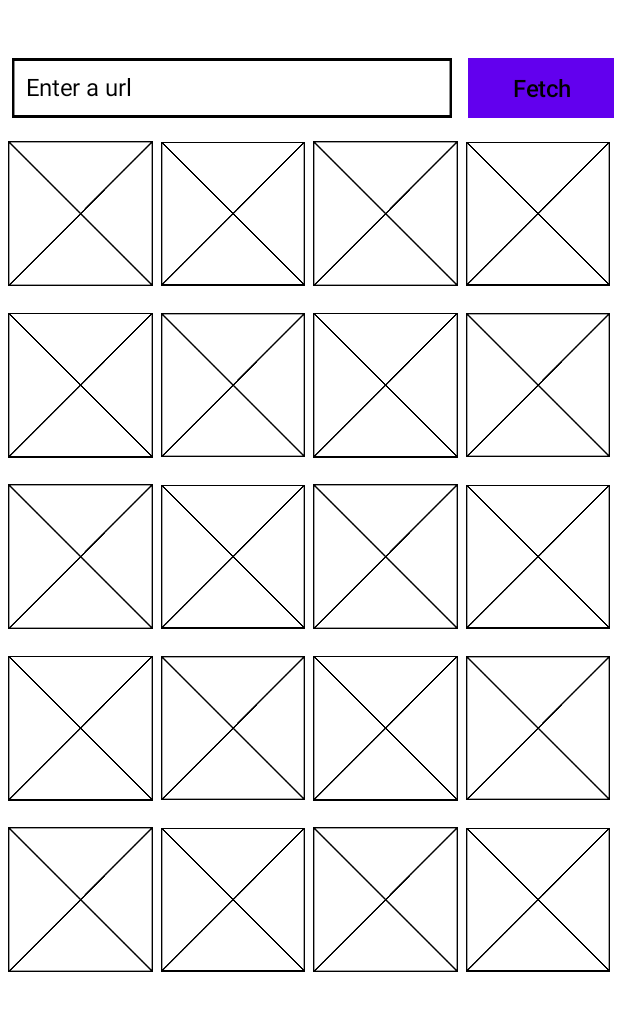
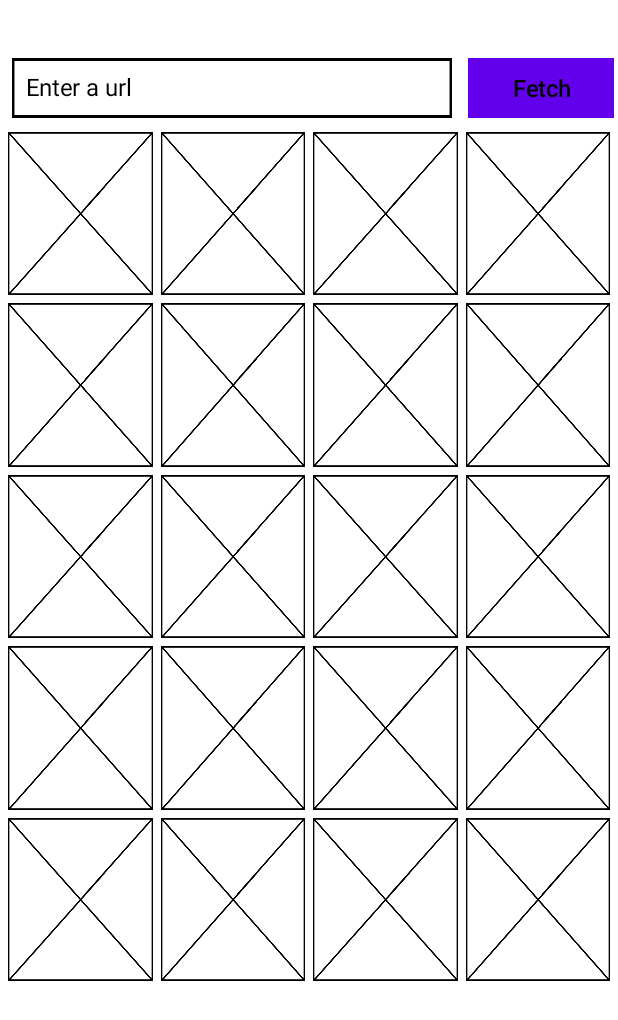
Before and after one commit to RonnieFun/MemoryGameProjectTeamVersion, an Android app: the screen it shows after launch (LoadImagesActivity), on a phone screen of 412 x 824 dp. Shown: the top 1020 px of the screen. Run offline under Robolectric (Android 15) with nearby library versions, the phone set to English and light mode, and no system bars; our stand-ins replace Picasso; pictures from the network do not load.

Commit message:
fix: refactor ui color and imageview into XY

```diff
--- a/app/src/main/java/com/example/ca/GameActivityDoublePlayer.java
+++ b/app/src/main/java/com/example/ca/GameActivityDoublePlayer.java
@@ -18,6 +18,7 @@ import androidx.appcompat.app.AppCompatActivity;
 import androidx.appcompat.content.res.AppCompatResources;
 import androidx.constraintlayout.widget.ConstraintLayout;
 
+import com.bumptech.glide.Glide;
 import com.squareup.picasso.Picasso;
 
 import java.util.ArrayList;
@@ -113,7 +114,7 @@ public class GameActivityDoublePlayer extends AppCompatActivity {
     }
 
     public void loadImagesForGame(String imageUrl, ImageView iv) {
-        Picasso.get().load(imageUrl).fit().into(iv);
+        Glide.with(this).load(imageUrl).into(iv);
         iv.setContentDescription(imageUrl);
         iv.setForeground(AppCompatResources.getDrawable(this, R.drawable.x));
         iv.setOnClickListener(view -> chooseImage(iv));
--- a/app/src/main/java/com/example/ca/GameActivitySinglePlayer.java
+++ b/app/src/main/java/com/example/ca/GameActivitySinglePlayer.java
@@ -17,6 +17,7 @@ import android.widget.ImageView;
 import android.widget.LinearLayout;
 import android.widget.TextView;
 
+import com.bumptech.glide.Glide;
 import com.squareup.picasso.Picasso;
 
 import java.util.ArrayList;
@@ -106,7 +107,7 @@ public class GameActivitySinglePlayer extends AppCompatActivity {
     }
 
     public void loadImagesForGame(String imageUrl, ImageView iv) {
-        Picasso.get().load(imageUrl).fit().into(iv);
+        Glide.with(this).load(imageUrl).into(iv);
         iv.setContentDescription(imageUrl);
         iv.setForeground(AppCompatResources.getDrawable(this, R.drawable.x));
         iv.setOnClickListener(view -> chooseImage(iv));
--- a/app/src/main/java/com/example/ca/LoadImagesActivity.java
+++ b/app/src/main/java/com/example/ca/LoadImagesActivity.java
@@ -115,7 +115,7 @@ public class LoadImagesActivity extends AppCompatActivity {
                 }
             }
             try {
-                bitmap = Glide.with(getBaseContext()).asBitmap().load(src).fitCenter().submit().get();
+                bitmap = Glide.with(getBaseContext()).asBitmap().load(src).submit().get();
             } catch (ExecutionException e) {
                 e.printStackTrace();
             } catch (InterruptedException e) {
--- a/app/src/main/res/layout/loadimages.xml
+++ b/app/src/main/res/layout/loadimages.xml
@@ -98,6 +98,7 @@
             android:layout_marginRight="5dp"
             android:layout_marginBottom="5dp"
             android:src="@drawable/x"
+            android:scaleType="fitXY"
             app:layout_constraintRight_toLeftOf="@id/imageView2"
             app:layout_constraintTop_toTopOf="parent"
             tools:srcCompat="@tools:sample/avatars" />
@@ -110,6 +111,7 @@
             android:layout_marginEnd="5dp"
             android:layout_marginBottom="5dp"
             android:src="@drawable/x"
+            android:scaleType="fitXY"
             app:layout_constraintBottom_toTopOf="@id/imageView6"
             app:layout_constraintLeft_toRightOf="@id/imageView1"
             app:layout_constraintRight_toLeftOf="@id/imageView3"
@@ -124,6 +126,7 @@
             android:layout_marginEnd="5dp"
             android:layout_marginBottom="5dp"
             android:src="@drawable/x"
+            android:scaleType="fitXY"
             app:layout_constraintBottom_toTopOf="@id/imageView7"
             app:layout_constraintLeft_toRightOf="@id/imageView2"
             app:layout_constraintRight_toLeftOf="@id/imageView4"
@@ -138,6 +141,7 @@
             android:layout_marginEnd="5dp"
             android:layout_marginBottom="5dp"
             android:src="@drawable/x"
+            android:scaleType="fitXY"
             app:layout_constraintBottom_toTopOf="@id/imageView8"
             app:layout_constraintLeft_toRightOf="@id/imageView3"
             app:layout_constraintRight_toRightOf="parent"
@@ -152,6 +156,7 @@
             android:layout_marginRight="5dp"
             android:layout_marginBottom="5dp"
             android:src="@drawable/x"
+            android:scaleType="fitXY"
             app:layout_constraintBottom_toTopOf="@id/imageView9"
             app:layout_constraintLeft_toLeftOf="parent"
             app:layout_constraintRight_toLeftOf="@id/imageView6"
@@ -165,6 +170,7 @@
             android:layout_marginEnd="5dp"
             android:layout_marginBottom="5dp"
             android:src="@drawable/x"
+            android:scaleType="fitXY"
             app:layout_constraintBottom_toTopOf="@id/imageView10"
             app:layout_constraintLeft_toRightOf="@id/imageView5"
             app:layout_constraintRight_toLeftOf="@id/imageView7"
@@ -178,6 +184,7 @@
             android:layout_marginEnd="5dp"
             android:layout_marginBottom="5dp"
             android:src="@drawable/x"
+            android:scaleType="fitXY"
             app:layout_constraintBottom_toTopOf="@id/imageView11"
             app:layout_constraintLeft_toRightOf="@id/imageView6"
             app:layout_constraintRight_toLeftOf="@id/imageView8"
@@ -191,6 +198,7 @@
             android:layout_marginEnd="5dp"
             android:layout_marginBottom="5dp"
             android:src="@drawable/x"
+            android:scaleType="fitXY"
             app:layout_constraintBottom_toTopOf="@id/imageView12"
             app:layout_constraintLeft_toRightOf="@id/imageView7"
             app:layout_constraintRight_toRightOf="parent"
@@ -205,6 +213,7 @@
             android:layout_marginRight="5dp"
             android:layout_marginBottom="5dp"
             android:src="@drawable/x"
+            android:scaleType="fitXY"
             app:layout_constraintBottom_toTopOf="@id/imageView13"
             app:layout_constraintLeft_toLeftOf="parent"
             app:layout_constraintRight_toLeftOf="@id/imageView10"
@@ -218,6 +227,7 @@
             android:layout_marginEnd="5dp"
             android:layout_marginBottom="5dp"
             android:src="@drawable/x"
+            android:scaleType="fitXY"
             app:layout_constraintBottom_toTopOf="@id/imageView14"
             app:layout_constraintLeft_toRightOf="@id/imageView9"
             app:layout_constraintRight_toLeftOf="@id/imageView11"
@@ -231,6 +241,7 @@
             android:layout_marginEnd="5dp"
             android:layout_marginBottom="5dp"
             android:src="@drawable/x"
+            android:scaleType="fitXY"
             app:layout_constraintBottom_toTopOf="@id/imageView15"
             app:layout_constraintLeft_toRightOf="@id/imageView10"
             app:layout_constraintRight_toLeftOf="@id/imageView12"
@@ -244,6 +255,7 @@
             android:layout_marginEnd="5dp"
             android:layout_marginBottom="5dp"
             android:src="@drawable/x"
+            android:scaleType="fitXY"
             app:layout_constraintBottom_toTopOf="@id/imageView16"
             app:layout_constraintLeft_toRightOf="@id/imageView11"
             app:layout_constraintRight_toRightOf="parent"
@@ -258,6 +270,7 @@
             android:layout_marginRight="5dp"
             android:layout_marginBottom="5dp"
             android:src="@drawable/x"
+            android:scaleType="fitXY"
             app:layout_constraintBottom_toTopOf="@id/imageView17"
             app:layout_constraintLeft_toLeftOf="parent"
             app:layout_constraintRight_toLeftOf="@id/imageView14"
@@ -271,6 +284,7 @@
             android:layout_marginEnd="5dp"
             android:layout_marginBottom="5dp"
             android:src="@drawable/x"
+            android:scaleType="fitXY"
             app:layout_constraintBottom_toTopOf="@id/imageView18"
             app:layout_constraintLeft_toRightOf="@id/imageView13"
             app:layout_constraintRight_toLeftOf="@id/imageView15"
@@ -284,6 +298,7 @@
             android:layout_marginEnd="5dp"
             android:layout_marginBottom="5dp"
             android:src="@drawable/x"
+            android:scaleType="fitXY"
             app:layout_constraintBottom_toTopOf="@id/imageView19"
             app:layout_constraintLeft_toRightOf="@id/imageView14"
             app:layout_constraintRight_toLeftOf="@id/imageView16"
@@ -297,6 +312,7 @@
             android:layout_marginEnd="5dp"
             android:layout_marginBottom="5dp"
             android:src="@drawable/x"
+            android:scaleType="fitXY"
             app:layout_constraintBottom_toTopOf="@id/imageView20"
             app:layout_constraintLeft_toRightOf="@id/imageView15"
             app:layout_constraintRight_toRightOf="parent"
@@ -311,6 +327,7 @@
             android:layout_marginRight="5dp"
             android:layout_marginBottom="5dp"
             android:src="@drawable/x"
+            android:scaleType="fitXY"
             app:layout_constraintBottom_toBottomOf="parent"
             app:layout_constraintLeft_toLeftOf="parent"
             app:layout_constraintRight_toLeftOf="@id/imageView6"
@@ -325,6 +342,7 @@
             android:layout_marginEnd="5dp"
             android:layout_marginBottom="5dp"
             android:src="@drawable/x"
+            android:scaleType="fitXY"
             app:layout_constraintBottom_toBottomOf="parent"
             app:layout_constraintLeft_toRightOf="@id/imageView17"
             app:layout_constraintRight_toLeftOf="@id/imageView19"
@@ -338,6 +356,7 @@
             android:layout_marginEnd="5dp"
             android:layout_marginBottom="5dp"
             android:src="@drawable/x"
+            android:scaleType="fitXY"
             app:layout_constraintBottom_toBottomOf="parent"
             app:layout_constraintLeft_toRightOf="@id/imageView18"
             app:layout_constraintRight_toLeftOf="@id/imageView20"
@@ -351,6 +370,7 @@
             android:layout_marginEnd="5dp"
             android:layout_marginBottom="5dp"
             android:src="@drawable/x"
+            android:scaleType="fitXY"
             app:layout_constraintBottom_toBottomOf="parent"
             app:layout_constraintLeft_toRightOf="@id/imageView19"
             app:layout_constraintRight_toRightOf="parent"
@@ -405,7 +425,7 @@
             android:layout_width="190dp"
             android:layout_height="match_parent"
             android:layout_gravity="center_horizontal|end"
-            android:background="#0ed145"
+            android:background="@color/purple_500"
             android:gravity="center_horizontal"
             android:text="@string/double_player"
             android:layout_marginLeft="10dp"
@@ -420,7 +440,7 @@
             android:id="@+id/ProceedToSinglePlayerGame"
             android:layout_width="190dp"
             android:layout_height="match_parent"
-            android:background="#0ed145"
+            android:background="@color/purple_500"
             android:gravity="center_horizontal"
             android:text="@string/single_player"
             android:layout_marginStart="10dp"
```
Also changed, not shown: app/src/main/res/layout/gameboarddouble.xml (+12 -0 lines), app/src/main/res/layout/gameboardsingle.xml (+12 -0 lines).
